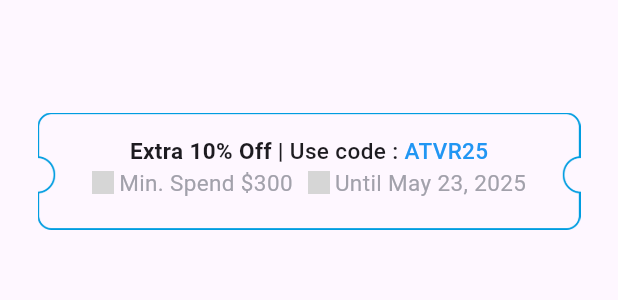
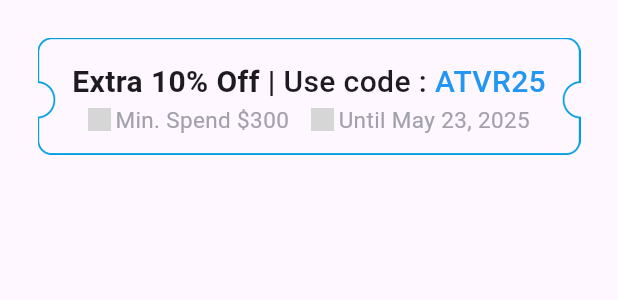
Before and after one commit to igniteking/MAD, a Flutter app: the CouponCode widget shown alone on an empty page, opened directly, on a phone screen of 412 x 824 dp. Shown: the top 300 px of the screen. Run offline on Flutter 3.47's test engine with Material 3 defaults, Android fonts, the light colour scheme and no system bars; our stand-ins replace appwrite, google_fonts, like_button; grey boxes are pictures that could not be loaded.

Commit message:
Update bottom_coupon.dart

```diff
--- a/lib/components/bottom_coupon.dart
+++ b/lib/components/bottom_coupon.dart
@@ -5,14 +5,7 @@ class CouponCode extends StatelessWidget {
 
   @override
   Widget build(BuildContext context) {
-    return Column(
-      children: [
-        Padding(
-          padding: const EdgeInsets.all(25.0),
-          child: Image.asset("assets/Group 10584.png"),
-        ),
-
-        Padding(
+    return Padding(
       padding: const EdgeInsets.all(25.0),
       child: Stack(
         children: [
@@ -28,21 +21,21 @@ class CouponCode extends StatelessWidget {
                     "Extra 10% Off | ",
                     style: TextStyle(
                       fontWeight: FontWeight.bold,
-                          fontSize: 15,
+                      fontSize: 20,
                     ),
                   ),
                   Text(
                     "Use code : ",
                     style: TextStyle(
                       fontWeight: FontWeight.w500,
-                          fontSize: 15,
+                      fontSize: 20,
                     ),
                   ),
                   Text(
                     "ATVR25",
                     style: TextStyle(
                       fontWeight: FontWeight.w500,
-                          fontSize: 15,
+                      fontSize: 20,
                       color: Colors.blue,
                     ),
                   ),
@@ -62,7 +55,7 @@ class CouponCode extends StatelessWidget {
                       color: Color(0xFFA2A1AB),
                     ),
                   ),
-                      SizedBox(width: 10),
+                  SizedBox(width: 15),
                   Image.asset("assets/Group 72.png", width: 15),
                   SizedBox(width: 3),
                   Text(
@@ -79,8 +72,6 @@ class CouponCode extends StatelessWidget {
           ),
         ],
       ),
-        ),
-      ],
     );
   }
 }
```
Lines whose indentation alone changed are shown as unchanged.
